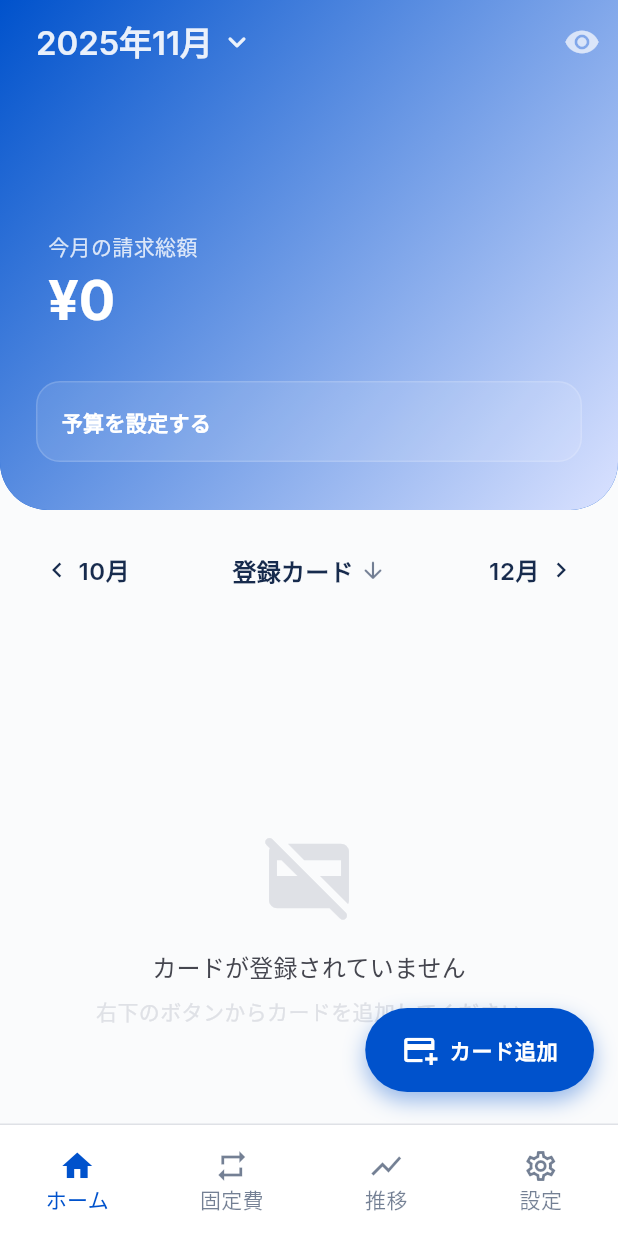
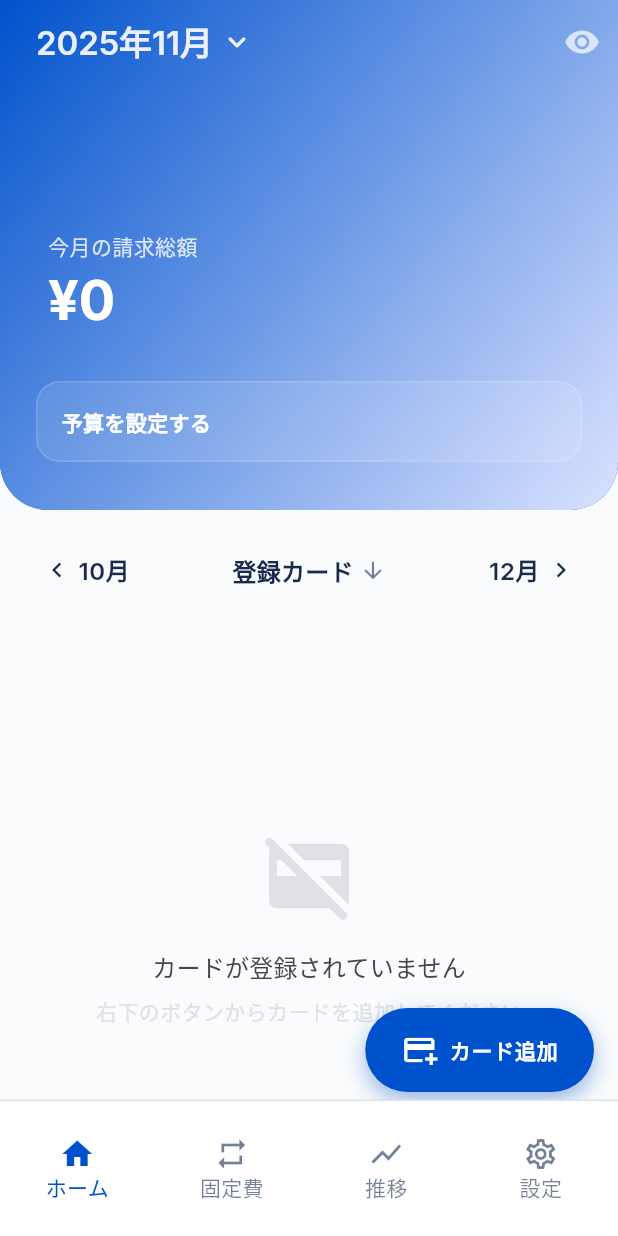
Before and after one commit to latte-dev-app/CreditCardDiary, a Flutter app: the screen it shows after launch, on a phone screen of 412 x 824 dp. Run offline on Flutter 3.47's test engine with Material 3 defaults, Android fonts, the phone set to English and light mode, and no system bars; our stand-ins replace fl_chart, get_it, google_fonts, image_picker, shared_preferences; missing offline and left inert: dart:html, widgetbook.

Commit message:
ボトムナビの高さを拡張し、ホーム画面の支払日表示形式を変更

```diff
--- a/lib/features/cards/presentation/screens/home_screen.dart
+++ b/lib/features/cards/presentation/screens/home_screen.dart
@@ -656,7 +656,7 @@ class _HomeScreenState extends State<HomeScreen> {
       }
       final difference = paymentDate.difference(today).inDays;
 
-      paymentInfo = '${paymentDate.month}/${paymentDate.day}支払い';
+      paymentInfo = '${paymentDate.day}日支払い';
       if (isPaymentApproaching) {
         paymentInfo += ' (あと$difference日)';
       }
--- a/lib/features/cards/presentation/screens/main_screen.dart
+++ b/lib/features/cards/presentation/screens/main_screen.dart
@@ -52,7 +52,7 @@ class _MainScreenState extends State<MainScreen> {
               hoverColor: Colors.transparent,
             ),
             child: Container(
-              padding: const EdgeInsets.symmetric(vertical: 8),
+              padding: const EdgeInsets.symmetric(vertical: 16),
               child: BottomNavigationBar(
                 type: BottomNavigationBarType.fixed,
                 backgroundColor: Colors.transparent,
```
